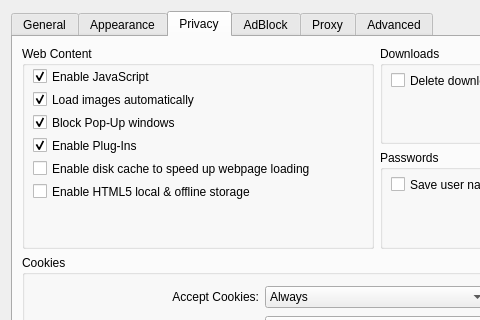
This is src/settings.ui in magist3r/QtWeb as Qt 5 draws it before an edit; both pictures show x 0 to 480 and y 0 to 320 of the 754 by 403 pixel window. The edited form follows.
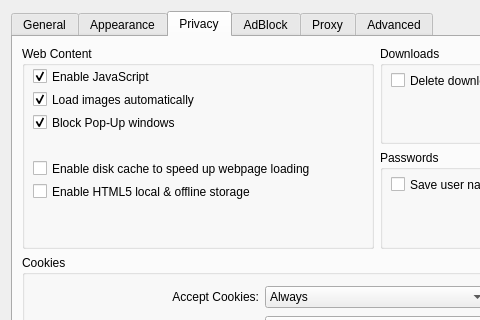
This is the edited form. The open tabs and pages were chosen to show the change. Icons and pictures are not drawn.

Patch:
```diff
--- a/src/settings.ui
+++ b/src/settings.ui
@@ -1044,22 +1044,6 @@
            <bool>true</bool>
           </property>
          </widget>
-         <widget class="QCheckBox" name="enablePlugins">
-          <property name="geometry">
-           <rect>
-            <x>11</x>
-            <y>90</y>
-            <width>289</width>
-            <height>19</height>
-           </rect>
-          </property>
-          <property name="text">
-           <string>Enable Plug-Ins</string>
-          </property>
-          <property name="checked">
-           <bool>true</bool>
-          </property>
-         </widget>
          <widget class="QCheckBox" name="enableDiskCache">
           <property name="geometry">
            <rect>
```
Left out of the diff: 1 changed line with no effect on the pictures.
